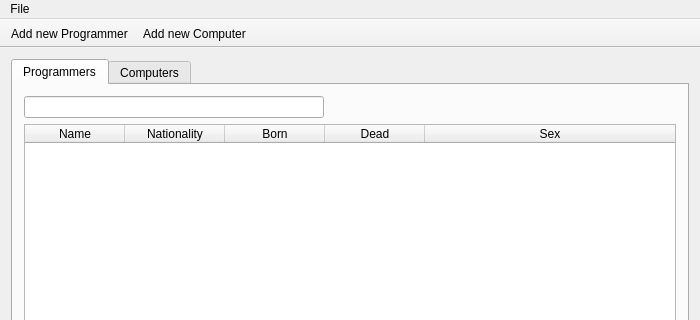
Qt form mainwindow.ui (DORB/Verkur3GUI) before a commit; both pictures show x 0 to 700 and y 0 to 320 of the 700 by 599 pixel window.
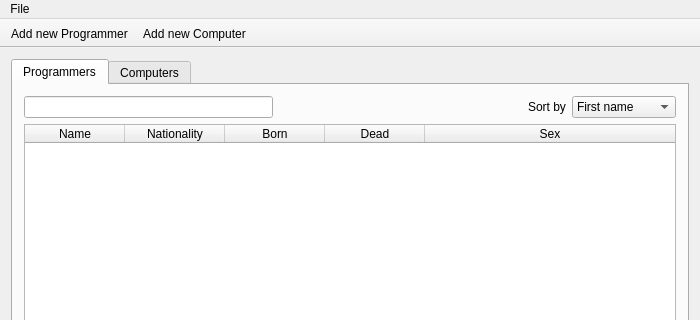
The same form after that commit. Icons and pictures are not drawn.

Commit message: Gerði sort by fyrir Programmers

The edit to the form file:
```diff
--- a/mainwindow.ui
+++ b/mainwindow.ui
@@ -32,6 +32,8 @@
          </attribute>
          <layout class="QVBoxLayout" name="verticalLayout_3">
           <item>
+           <layout class="QHBoxLayout" name="horizontalLayout_3">
+            <item>
            <widget class="QLineEdit" name="input_search_programmers">
             <property name="maximumSize">
              <size>
@@ -40,6 +42,62 @@
              </size>
             </property>
            </widget>
+            </item>
+            <item>
+             <spacer name="horizontalSpacer_3">
+              <property name="orientation">
+               <enum>Qt::Horizontal</enum>
+              </property>
+              <property name="sizeHint" stdset="0">
+               <size>
+                <width>40</width>
+                <height>20</height>
+               </size>
+              </property>
+             </spacer>
+            </item>
+            <item>
+             <widget class="QLabel" name="label_sort_by">
+              <property name="text">
+               <string>Sort by</string>
+              </property>
+             </widget>
+            </item>
+            <item>
+             <widget class="QComboBox" name="dropdown_sort_by">
+              <item>
+               <property name="text">
+                <string>First name</string>
+               </property>
+              </item>
+              <item>
+               <property name="text">
+                <string>Last name</string>
+               </property>
+              </item>
+              <item>
+               <property name="text">
+                <string>Nationality</string>
+               </property>
+              </item>
+              <item>
+               <property name="text">
+                <string>Year of Birth</string>
+               </property>
+              </item>
+              <item>
+               <property name="text">
+                <string>Year of Death</string>
+               </property>
+              </item>
+              <item>
+               <property name="text">
+                <string>Sex</string>
+               </property>
+              </item>
+             </widget>
+            </item>
+           </layout>
           </item>
           <item>
            <widget class="QTableWidget" name="table_programmers">
```
Lines whose indentation alone changed are shown as unchanged. The commit also changes 2 other files.
